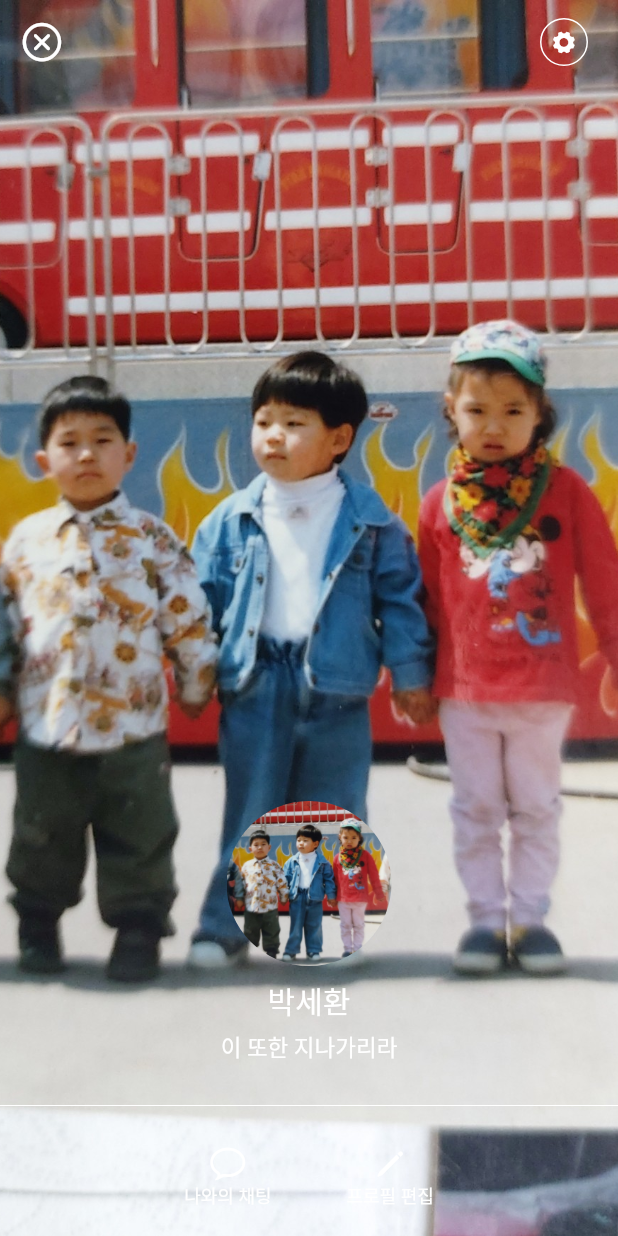
After one commit to bbarkse93/flutter-kakao, a Flutter app: the screen it shows after launch, after a tap on "박세환", on a phone screen of 412 x 824 dp. The commit adds this screen. Run offline on Flutter 3.47's test engine with Material 2 defaults, Android fonts, the phone set to English and light mode, and no system bars; network calls fail.

Commit message:
프로필 상세보기 완료

```diff
--- a/lib/components/my_profile.dart
+++ b/lib/components/my_profile.dart
@@ -1,11 +1,21 @@
 import 'package:flutter/material.dart';
+import 'package:kakao_app/pages/my_profile_page.dart';
 
 class MyProfile extends StatelessWidget {
   const MyProfile({super.key});
 
   @override
   Widget build(BuildContext context) {
-    return ListTile(
+    return InkWell(
+      onTap: () {
+        Navigator.push(
+          context,
+          MaterialPageRoute(
+            builder: (context) => MyProfilePage(),
+          ),
+        );
+      },
+      child: ListTile(
         leading: CircleAvatar(
           radius: 20,
           backgroundImage: AssetImage("assets/profile.jpg"),
@@ -18,6 +28,7 @@ class MyProfile extends StatelessWidget {
           "이 또한 지나가리라",
           style: TextStyle(fontSize: 12),
         ),
+      ),
     );
   }
 }
--- a/lib/components/profile_card.dart
+++ b/lib/components/profile_card.dart
@@ -1,5 +1,6 @@
 import 'package:flutter/material.dart';
 import 'package:kakao_app/model/user.dart';
+import 'package:kakao_app/pages/profile_page.dart';
 
 class ProfileCard extends StatelessWidget {
   const ProfileCard({Key? key, required this.user}) : super(key: key);
@@ -7,7 +8,16 @@ class ProfileCard extends StatelessWidget {
 
   @override
   Widget build(BuildContext context) {
-    return ListTile(
+    return InkWell(
+      onTap: () {
+        Navigator.push(
+          context,
+          MaterialPageRoute(
+            builder: (context) => ProfilePage(user: user),
+          ),
+        );
+      },
+      child: ListTile(
         leading: CircleAvatar(
           radius: 20,
           backgroundImage: NetworkImage(user.backgroundImage),
@@ -20,6 +30,7 @@ class ProfileCard extends StatelessWidget {
           user.intro,
           style: TextStyle(fontSize: 12),
         ),
+      ),
     );
   }
 }
--- /dev/null
+++ b/lib/components/profile_icon_button.dart
@@ -0,0 +1,31 @@
+import 'package:flutter/material.dart';
+
+class ProfileIconButton extends StatelessWidget {
+  final IconData icon;
+  final String text;
+  const ProfileIconButton({
+    super.key,
+    required this.icon,
+    required this.text,
+  });
+
+  @override
+  Widget build(BuildContext context) {
+    return Column(
+      children: [
+        Icon(
+          icon,
+          size: 25,
+          color: Colors.white,
+        ),
+        Text(
+          text,
+          style: TextStyle(
+            fontSize: 12,
+            color: Colors.white,
+          ),
+        )
+      ],
+    );
+  }
+}
--- /dev/null
+++ b/lib/components/round_icon_button.dart
@@ -0,0 +1,29 @@
+import 'package:flutter/material.dart';
+
+class RoundIconButton extends StatelessWidget {
+  const RoundIconButton({
+    super.key,
+    required this.icon,
+  });
+  final IconData icon;
+
+  @override
+  Widget build(BuildContext context) {
+    return Container(
+      width: 32,
+      height: 32,
+      decoration: BoxDecoration(
+        shape: BoxShape.circle,
+        border: Border.all(
+          width: 1,
+          color: Colors.white,
+        ),
+      ),
+      child: Icon(
+        icon,
+        size: 17,
+        color: Colors.white,
+      ),
+    );
+  }
+}
--- /dev/null
+++ b/lib/pages/my_profile_page.dart
@@ -0,0 +1,91 @@
+import 'package:flutter/cupertino.dart';
+import 'package:flutter/material.dart';
+import 'package:kakao_app/components/profile_icon_button.dart';
+import 'package:kakao_app/components/round_icon_button.dart';
+
+class MyProfilePage extends StatelessWidget {
+  const MyProfilePage({super.key});
+
+  @override
+  Widget build(BuildContext context) {
+    return Container(
+      decoration: BoxDecoration(
+        image: DecorationImage(
+          image: AssetImage("assets/profile.jpg"),
+          fit: BoxFit.fitHeight,
+        ),
+      ),
+      child: Scaffold(
+        backgroundColor: Colors.transparent,
+        body: Column(
+          children: [
+            Spacer(),
+            Container(
+              width: 110,
+              height: 110,
+              decoration: BoxDecoration(
+                shape: BoxShape.circle,
+                image: DecorationImage(
+                  image: AssetImage("assets/profile.jpg"),
+                  fit: BoxFit.cover,
+                ),
+              ),
+            ),
+            SizedBox(height: 8),
+            Text(
+              "박세환",
+              style: TextStyle(fontSize: 20, color: Colors.white),
+            ),
+            SizedBox(height: 5),
+            Text(
+              "이 또한 지나가리라",
+              style: TextStyle(fontSize: 15, color: Colors.white),
+              maxLines: 1,
+            ),
+            SizedBox(height: 20),
+            Divider(color: Colors.white),
+            _buildMyIcon()
+          ],
+        ),
+        appBar: AppBar(
+          backgroundColor: Colors.transparent,
+          leading: IconButton(
+            icon: Icon(
+              CupertinoIcons.xmark_circle,
+              size: 30,
+              color: Colors.white,
+            ),
+            onPressed: () {
+              Navigator.pop(context);
+            },
+          ),
+          actions: [
+            SizedBox(width: 15),
+            RoundIconButton(icon: CupertinoIcons.gear_alt_fill),
+            SizedBox(width: 20),
+          ],
+        ),
+      ),
+    );
+  }
+
+  Widget _buildMyIcon() {
+    return Padding(
+      padding: const EdgeInsets.symmetric(vertical: 18),
+      child: Row(
+        mainAxisAlignment: MainAxisAlignment.center,
+        children: [
+          ProfileIconButton(
+            icon: CupertinoIcons.chat_bubble,
+            text: "나와의 채팅",
+          ),
+          SizedBox(width: 50),
+          ProfileIconButton(
+            icon: CupertinoIcons.pen,
+            text: "프로필 편집",
+          ),
+        ],
+      ),
+    );
+  }
+}
```
Also changed, not shown: lib/pages/profile_page.dart (added, +94 -0 lines). Lines whose indentation alone changed are shown as unchanged.
